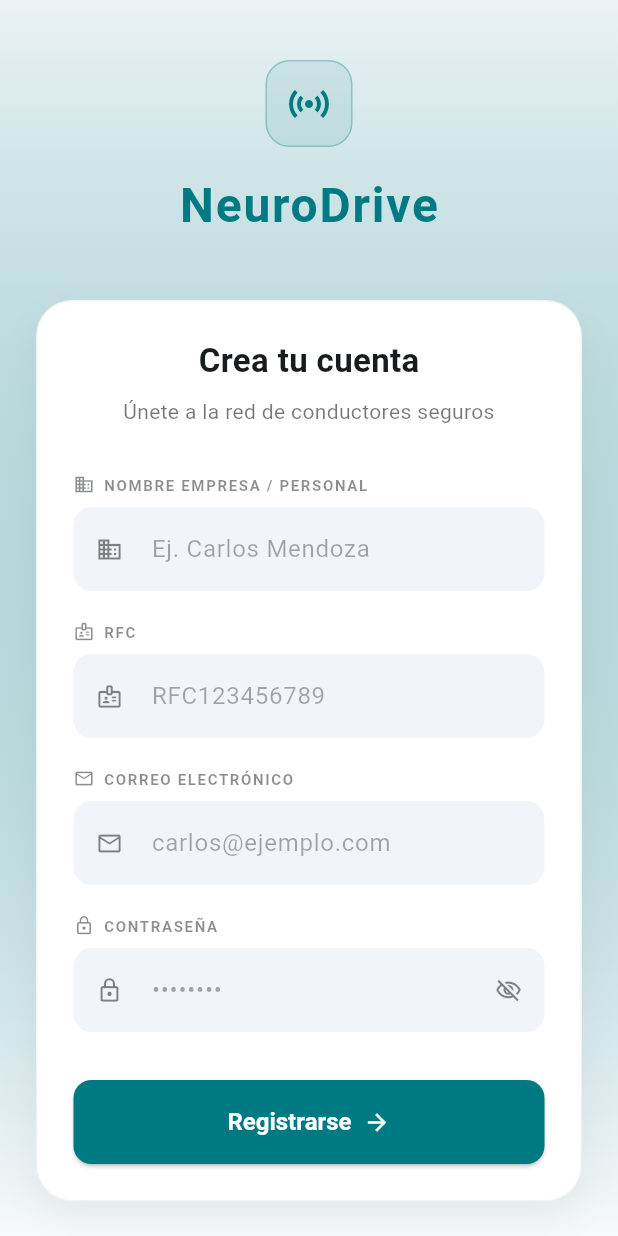
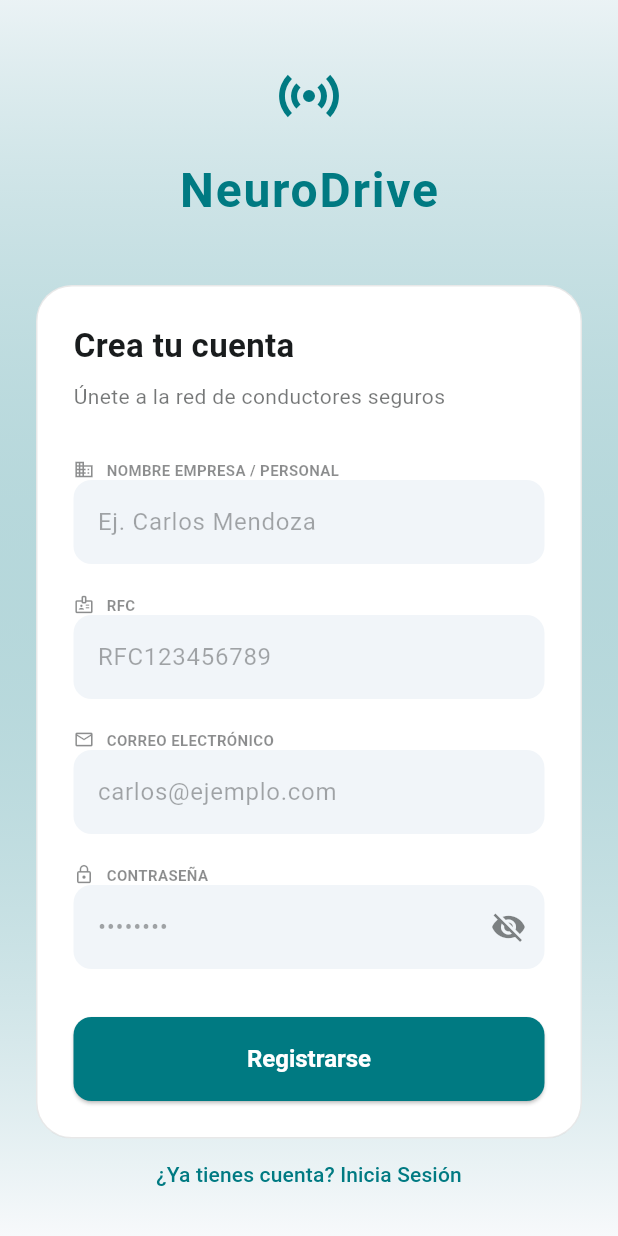
Before and after one commit to ra0214/neurodrive-app, a Flutter app: the RegisterScreen screen opened by its route, on a phone screen of 412 x 824 dp. Run offline on Flutter 3.47's test engine with Material 3 defaults, Android fonts, the phone set to English and light mode, and no system bars; our stand-ins replace device_preview, flutter_secure_storage; missing offline and left inert: flutter_windowmanager, safe_device; accounts and stored records are empty.

Commit message:
style: aplicar paleta de colores oficial e integrar escudos de seguridad en vistas

```diff
--- a/lib/features/auth/presentation/views/register_screen.dart
+++ b/lib/features/auth/presentation/views/register_screen.dart
@@ -1,5 +1,7 @@
 import 'dart:io';
 import 'package:flutter/material.dart';
+import 'package:flutter/services.dart';
+import 'package:flutter/foundation.dart';
 import 'package:provider/provider.dart';
 import 'package:neurodrive/core/security/security_service.dart';
 import '../view_models/register_view_model.dart';
@@ -38,18 +40,24 @@ class _RegisterScreenState extends State<RegisterScreen> {
               children: [
                 Icon(Icons.security, color: Theme.of(context).colorScheme.error),
                 const SizedBox(width: 10),
-                const Text('Bloqueo de Seguridad'),
+                const Text('Seguridad'),
               ],
             ),
-            content: Text(errorMessage, style: const TextStyle(fontSize: 14)),
+            content: Text(errorMessage),
             actions: [
               ElevatedButton(
-                onPressed: () => exit(0),
+                onPressed: () {
+                  if (kIsWeb) {
+                    Navigator.of(context).pop();
+                  } else {
+                    SystemNavigator.pop();
+                  }
+                },
                 style: ElevatedButton.styleFrom(
                   backgroundColor: Theme.of(context).colorScheme.error,
-                  foregroundColor: Theme.of(context).colorScheme.onError,
+                  foregroundColor: Colors.white,
                 ),
-                child: const Text('CERRAR APLICACIÓN'),
+                child: const Text('CERRAR'),
               ),
             ],
           ),
@@ -92,16 +100,7 @@ class _RegisterScreenState extends State<RegisterScreen> {
             child: Column(
               children: [
                 const SizedBox(height: 40),
-                // Logo
-                Container(
-                  padding: const EdgeInsets.all(12),
-                  decoration: BoxDecoration(
-                    color: theme.colorScheme.primary.withValues(alpha: 0.1),
-                    borderRadius: BorderRadius.circular(16),
-                    border: Border.all(color: theme.colorScheme.primary.withValues(alpha: 0.3)),
-                  ),
-                  child: Icon(Icons.sensors, color: theme.colorScheme.primary, size: 32),
-                ),
+                Icon(Icons.sensors, color: theme.colorScheme.primary, size: 48),
                 const SizedBox(height: 16),
                 Text(
                   'NeuroDrive',
@@ -113,23 +112,15 @@ class _RegisterScreenState extends State<RegisterScreen> {
                   ),
                 ),
                 const SizedBox(height: 40),
-                // Registration Card
                 Container(
                   padding: const EdgeInsets.all(24),
                   decoration: BoxDecoration(
                     color: theme.colorScheme.surface,
                     borderRadius: BorderRadius.circular(24),
-                    border: Border.all(color: isDark ? Colors.white.withValues(alpha: 0.05) : Colors.black.withValues(alpha: 0.05)),
-                    boxShadow: isDark ? [] : [
-                      BoxShadow(
-                        color: Colors.black.withValues(alpha: 0.05),
-                        blurRadius: 20,
-                        offset: const Offset(0, 10),
-                      )
-                    ],
+                    border: Border.all(color: theme.colorScheme.onSurface.withValues(alpha: 0.1)),
                   ),
                   child: Column(
-                    crossAxisAlignment: CrossAxisAlignment.center,
+                    crossAxisAlignment: CrossAxisAlignment.start,
                     children: [
                       Text(
                         'Crea tu cuenta',
@@ -142,7 +133,6 @@ class _RegisterScreenState extends State<RegisterScreen> {
                       const SizedBox(height: 8),
                       Text(
                         'Únete a la red de conductores seguros',
-                        textAlign: TextAlign.center,
                         style: TextStyle(
                           fontSize: 14,
                           color: theme.colorScheme.onSurface.withValues(alpha: 0.6),
@@ -150,111 +140,77 @@ class _RegisterScreenState extends State<RegisterScreen> {
                       ),
                       const SizedBox(height: 32),
 
-                      _buildTextField(
-                        context,
-                        label: 'NOMBRE EMPRESA / PERSONAL',
-                        hint: 'Ej. Carlos Mendoza',
-                        icon: Icons.business_outlined,
+                      _buildLabel('NOMBRE EMPRESA / PERSONAL', Icons.business_outlined),
+                      TextField(
                         controller: _nombreEmpresaController,
+                        style: TextStyle(color: theme.colorScheme.onSurface),
+                        decoration: const InputDecoration(hintText: 'Ej. Carlos Mendoza'),
                       ),
                       const SizedBox(height: 20),
 
-                      _buildTextField(
-                        context,
-                        label: 'RFC',
-                        hint: 'RFC123456789',
-                        icon: Icons.badge_outlined,
+                      _buildLabel('RFC', Icons.badge_outlined),
+                      TextField(
                         controller: _rfcController,
+                        style: TextStyle(color: theme.colorScheme.onSurface),
+                        decoration: const InputDecoration(hintText: 'RFC123456789'),
                       ),
                       const SizedBox(height: 20),
 
-                      _buildTextField(
-                        context,
-                        label: 'CORREO ELECTRÓNICO',
-                        hint: 'carlos@ejemplo.com',
-                        icon: Icons.email_outlined,
+                      _buildLabel('CORREO ELECTRÓNICO', Icons.email_outlined),
+                      TextField(
                         controller: _emailController,
+                        style: TextStyle(color: theme.colorScheme.onSurface),
+                        decoration: const InputDecoration(hintText: 'carlos@ejemplo.com'),
                       ),
                       const SizedBox(height: 20),
 
-                      _buildTextField(
-                        context,
-                        label: 'CONTRASEÑA',
-                        hint: '••••••••',
-                        icon: Icons.lock_outline,
+                      _buildLabel('CONTRASEÑA', Icons.lock_outline),
+                      TextField(
                         controller: _passwordController,
-                        isPassword: true,
                         obscureText: _obscurePassword,
-                        onSuffixIconPressed: () {
-                          setState(() => _obscurePassword = !_obscurePassword);
-                        },
+                        style: TextStyle(color: theme.colorScheme.onSurface),
+                        decoration: InputDecoration(
+                          hintText: '••••••••',
+                          suffixIcon: IconButton(
+                            icon: Icon(_obscurePassword ? Icons.visibility_off : Icons.visibility),
+                            onPressed: () => setState(() => _obscurePassword = !_obscurePassword),
+                          ),
+                        ),
                       ),
                       const SizedBox(height: 32),
 
                       SizedBox(
                         width: double.infinity,
                         child: ElevatedButton(
-                          onPressed: viewModel.isLoading
-                              ? null
-                              : () async {
+                          onPressed: viewModel.isLoading ? null : () async {
                             await viewModel.register(
                               nombreEmpresa: _nombreEmpresaController.text,
                               rfc: _rfcController.text,
                               email: _emailController.text,
                               password: _passwordController.text,
                             );
-                                  if (mounted) {
-                                    if (viewModel.error == null) {
+                            if (mounted && viewModel.error == null) {
                               Navigator.pushReplacementNamed(context, '/login');
                               ScaffoldMessenger.of(context).showSnackBar(
-                                        const SnackBar(
-                                          content: Text('Registro exitoso. Inicia sesión.'),
-                                          backgroundColor: Colors.green,
-                                        ),
+                                const SnackBar(content: Text('Registro exitoso. Inicia sesión.'), backgroundColor: Colors.green),
                               );
-                                    } else {
+                            } else if (mounted) {
                               ScaffoldMessenger.of(context).showSnackBar(
-                                        SnackBar(
-                                          content: Text(viewModel.error!),
-                                          backgroundColor: theme.colorScheme.error,
-                                        ),
+                                SnackBar(content: Text(viewModel.error!), backgroundColor: theme.colorScheme.error),
                               );
-                                    }
                             }
                           },
                           child: viewModel.isLoading
-                              ? CircularProgressIndicator(color: theme.colorScheme.onPrimary)
-                              : const Row(
-                                  mainAxisAlignment: MainAxisAlignment.center,
-                                  children: [
-                                    Text('Registrarse'),
-                                    SizedBox(width: 8),
-                                    Icon(Icons.arrow_forward, size: 18),
-                                  ],
-                                ),
+                            ? const CircularProgressIndicator()
+                            : const Text('Registrarse'),
                         ),
                       ),
                     ],
                   ),
                 ),
-                const SizedBox(height: 24),
-                Row(
-                  mainAxisAlignment: MainAxisAlignment.center,
-                  children: [
-                    Text(
-                      '¿Ya tienes una cuenta? ',
-                      style: TextStyle(color: theme.colorScheme.onBackground.withValues(alpha: 0.6)),
-                    ),
                 TextButton(
-                      onPressed: () {
-                        Navigator.pushNamed(context, '/login');
-                      },
-                      child: Text(
-                        'Iniciar Sesión',
-                        style: TextStyle(color: theme.colorScheme.primary, fontWeight: FontWeight.bold),
-                      ),
-                    ),
-                  ],
+                  onPressed: () => Navigator.pushNamed(context, '/login'),
+                  child: Text('¿Ya tienes cuenta? Inicia Sesión', style: TextStyle(color: theme.colorScheme.primary)),
                 ),
                 const SizedBox(height: 20),
               ],
@@ -265,59 +221,11 @@ class _RegisterScreenState extends State<RegisterScreen> {
     );
   }
 
-  Widget _buildTextField(
-    BuildContext context, {
-    required String label,
-    required String hint,
-    required IconData icon,
-    required TextEditingController controller,
-    bool isPassword = false,
-    bool obscureText = false,
-    VoidCallback? onSuffixIconPressed,
-  }) {
-    final theme = Theme.of(context);
-    return Column(
-      crossAxisAlignment: CrossAxisAlignment.start,
-      children: [
-        Row(
-          children: [
-            Icon(
-              icon,
-              size: 14,
-              color: theme.colorScheme.onSurface.withValues(alpha: 0.5),
-            ),
-            const SizedBox(width: 6),
-            Text(
-              label,
-              style: TextStyle(
-                fontSize: 10,
-                fontWeight: FontWeight.bold,
-                color: theme.colorScheme.onSurface.withValues(alpha: 0.5),
-                letterSpacing: 1.1,
-              ),
-            ),
-          ],
-        ),
-        const SizedBox(height: 8),
-        TextField(
-          controller: controller,
-          obscureText: obscureText,
-          style: TextStyle(color: theme.colorScheme.onSurface),
-          decoration: InputDecoration(
-            hintText: hint,
-            prefixIcon: Icon(icon, size: 18),
-            suffixIcon: isPassword
-                ? IconButton(
-                    icon: Icon(
-                      obscureText ? Icons.visibility_off_outlined : Icons.visibility_outlined,
-                      size: 18,
-                    ),
-                    onPressed: onSuffixIconPressed,
-                  )
-                : null,
-          ),
-        ),
-      ],
-    );
+  Widget _buildLabel(String text, IconData icon) {
+    return Row(children: [
+      Icon(icon, size: 14, color: Theme.of(context).colorScheme.onSurface.withValues(alpha: 0.5)),
+      const SizedBox(width: 8),
+      Text(text, style: TextStyle(fontSize: 10, fontWeight: FontWeight.bold, color: Theme.of(context).colorScheme.onSurface.withValues(alpha: 0.5))),
+    ]);
   }
 }
```
Lines whose indentation alone changed are shown as unchanged.
